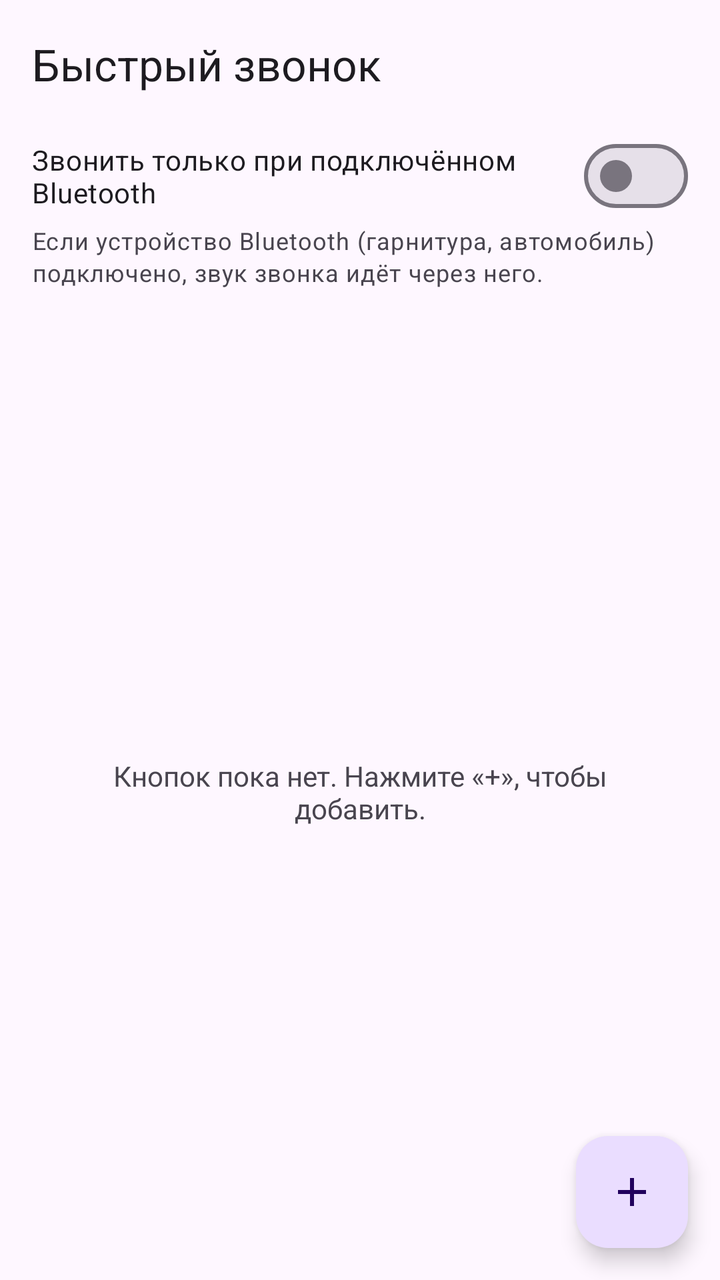
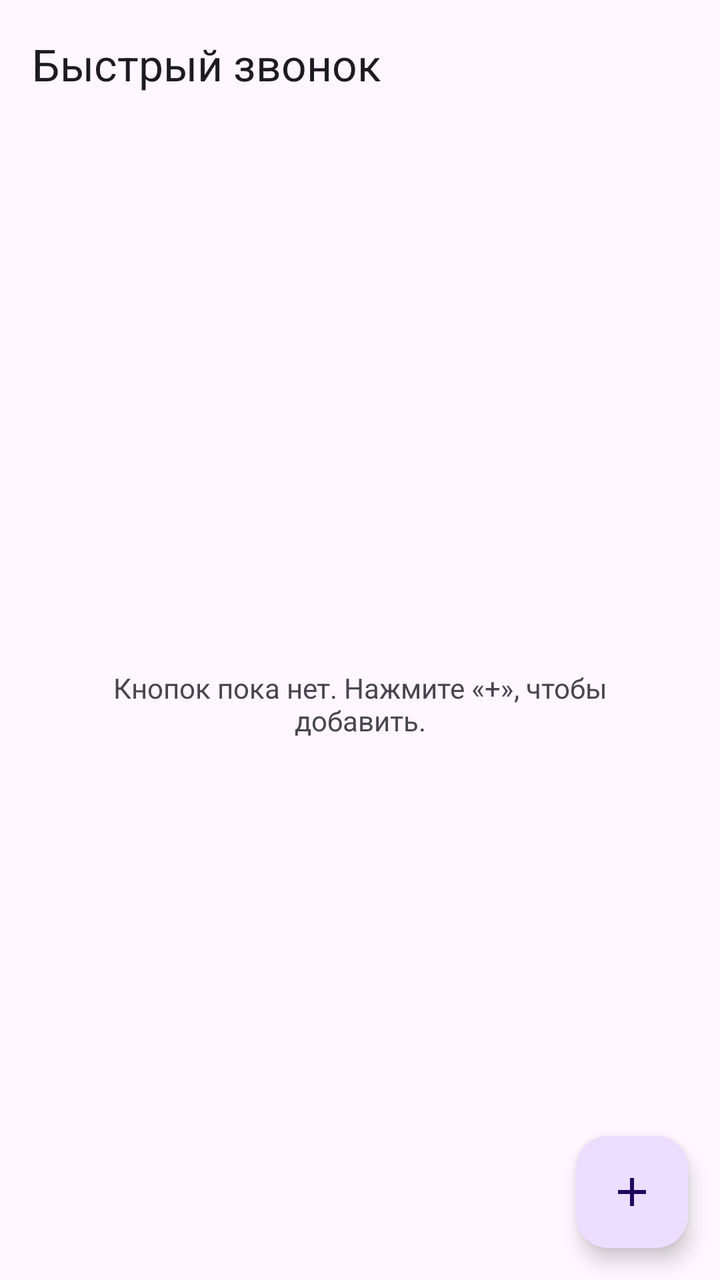

Two renders of the same Android screen: before a commit and after it. Below are the layout's source before the change and the commit's diff.
<!-- AndroidManifest.xml: application theme Theme.CallWidget -->
<!-- res/layout/activity_main.xml -->
<?xml version="1.0" encoding="utf-8"?>
<FrameLayout xmlns:android="http://schemas.android.com/apk/res/android"
    xmlns:app="http://schemas.android.com/apk/res-auto"
    android:id="@+id/root"
    android:layout_width="match_parent"
    android:layout_height="match_parent">

    <LinearLayout
        android:layout_width="match_parent"
        android:layout_height="match_parent"
        android:orientation="vertical">

        <com.google.android.material.appbar.MaterialToolbar
            android:id="@+id/toolbar"
            android:layout_width="match_parent"
            android:layout_height="?attr/actionBarSize"
            app:title="@string/app_name" />

        <com.google.android.material.materialswitch.MaterialSwitch
            android:id="@+id/require_bt"
            android:layout_width="match_parent"
            android:layout_height="wrap_content"
            android:paddingStart="16dp"
            android:paddingEnd="16dp"
            android:text="@string/require_bt" />

        <TextView
            android:layout_width="match_parent"
            android:layout_height="wrap_content"
            android:paddingStart="16dp"
            android:paddingEnd="16dp"
            android:paddingBottom="8dp"
            android:text="@string/require_bt_hint"
            android:textAppearance="?attr/textAppearanceBodySmall" />

        <FrameLayout
            android:layout_width="match_parent"
            android:layout_height="0dp"
            android:layout_weight="1">

            <androidx.recyclerview.widget.RecyclerView
                android:id="@+id/list"
                android:layout_width="match_parent"
                android:layout_height="match_parent"
                android:clipToPadding="false"
                android:paddingBottom="88dp" />

            <TextView
                android:id="@+id/empty"
                android:layout_width="match_parent"
                android:layout_height="match_parent"
                android:gravity="center"
                android:padding="32dp"
                android:text="@string/list_empty" />
        </FrameLayout>
    </LinearLayout>

    <com.google.android.material.floatingactionbutton.FloatingActionButton
        android:id="@+id/add"
        android:layout_width="wrap_content"
        android:layout_height="wrap_content"
        android:layout_gravity="bottom|end"
        android:layout_margin="16dp"
        android:contentDescription="@string/add_button"
        app:srcCompat="@drawable/ic_add" />
</FrameLayout>
<!-- resources referenced by this layout -->
<resources>
  <!-- drawable ic_add (drawable) -->
  <vector xmlns:android="http://schemas.android.com/apk/res/android"
      android:width="24dp"
      android:height="24dp"
      android:tint="?attr/colorOnPrimaryContainer"
      android:viewportWidth="24"
      android:viewportHeight="24">
      <path
          android:fillColor="#FFFFFFFF"
          android:pathData="M19,13h-6v6h-2v-6H5v-2h6V5h2v6h6v2z" />
  </vector>
  <string name="add_button">Добавить кнопку</string>
  <string name="app_name">Быстрый звонок</string>
  <string name="list_empty">Кнопок пока нет. Нажмите «+», чтобы добавить.</string>
  <string name="require_bt">Звонить только при подключённом Bluetooth</string>
  <string name="require_bt_hint">Если устройство Bluetooth (гарнитура, автомобиль) подключено, звук звонка идёт через него.</string>
  <style name="Theme.CallWidget" parent="Theme.Material3.DayNight.NoActionBar">
          <item name="colorPrimary">@color/primary</item>
      </style>
  <color name="primary">#2E7D32</color>
</resources>

<!-- the commit's change to res/layout/activity_main.xml (unified diff, before → after) -->
@@ -15,23 +15,6 @@
             android:layout_width="match_parent"
             android:layout_height="?attr/actionBarSize"
             app:title="@string/app_name" />
-
-        <com.google.android.material.materialswitch.MaterialSwitch
-            android:id="@+id/require_bt"
-            android:layout_width="match_parent"
-            android:layout_height="wrap_content"
-            android:paddingStart="16dp"
-            android:paddingEnd="16dp"
-            android:text="@string/require_bt" />
-
-        <TextView
-            android:layout_width="match_parent"
-            android:layout_height="wrap_content"
-            android:paddingStart="16dp"
-            android:paddingEnd="16dp"
-            android:paddingBottom="8dp"
-            android:text="@string/require_bt_hint"
-            android:textAppearance="?attr/textAppearanceBodySmall" />
 
         <FrameLayout
             android:layout_width="match_parent"
<!-- resource entries referenced after the edit -->
@@ -14,8 +14,6 @@
   <string name="add_button">Добавить кнопку</string>
   <string name="app_name">Быстрый звонок</string>
   <string name="list_empty">Кнопок пока нет. Нажмите «+», чтобы добавить.</string>
-  <string name="require_bt">Звонить только при подключённом Bluetooth</string>
-  <string name="require_bt_hint">Если устройство Bluetooth (гарнитура, автомобиль) подключено, звук звонка идёт через него.</string>
   <style name="Theme.CallWidget" parent="Theme.Material3.DayNight.NoActionBar">
           <item name="colorPrimary">@color/primary</item>
       </style>
